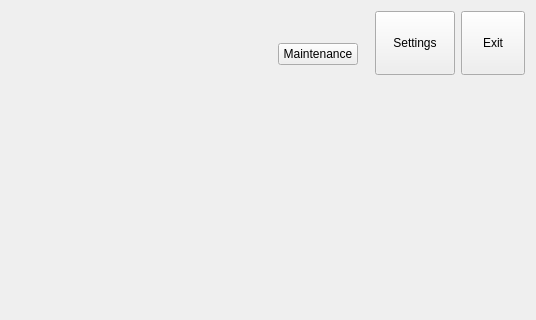
Before: the Qt Designer form mainwindow.ui in mishkoLitvin/L_Aries-progect, drawn with Qt 5; both pictures show x 323 to 859 and y 0 to 320 of the 859 by 768 pixel window.
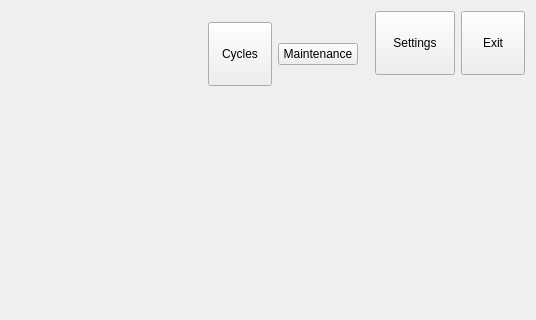
After: the same form once the commit is applied. Icons and pictures are not drawn.

Commit message: Show cycles setup window funcion created. To main interface button added

What changed in the file:
```diff
--- a/mainwindow.ui
+++ b/mainwindow.ui
@@ -96,6 +96,32 @@
              </property>
             </spacer>
            </item>
+           <item>
+            <widget class="QToolButton" name="pButtonCyclesSetup">
+             <property name="minimumSize">
+              <size>
+               <width>64</width>
+               <height>64</height>
+              </size>
+             </property>
+             <property name="text">
+              <string>Cycles</string>
+             </property>
+             <property name="icon">
+              <iconset resource="icons.qrc">
+               <normaloff>:/arrows/icons/Base/arrows/arrowRPart2Round.png</normaloff>:/arrows/icons/Base/arrows/arrowRPart2Round.png</iconset>
+             </property>
+             <property name="iconSize">
+              <size>
+               <width>50</width>
+               <height>40</height>
+              </size>
+             </property>
+             <property name="toolButtonStyle">
+              <enum>Qt::ToolButtonTextUnderIcon</enum>
+             </property>
+            </widget>
+           </item>
            <item>
             <widget class="QPushButton" name="pButtonMaintance">
              <property name="text">
```
Left out of the diff: 10 changed lines with no effect on the pictures. The commit also changes 2 other files.
